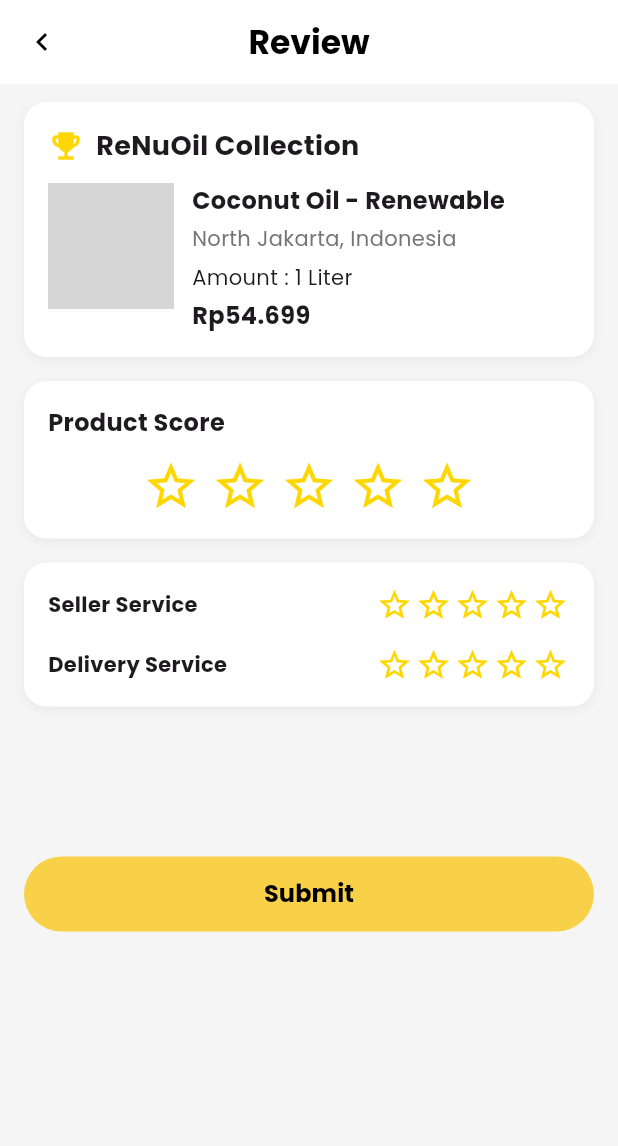
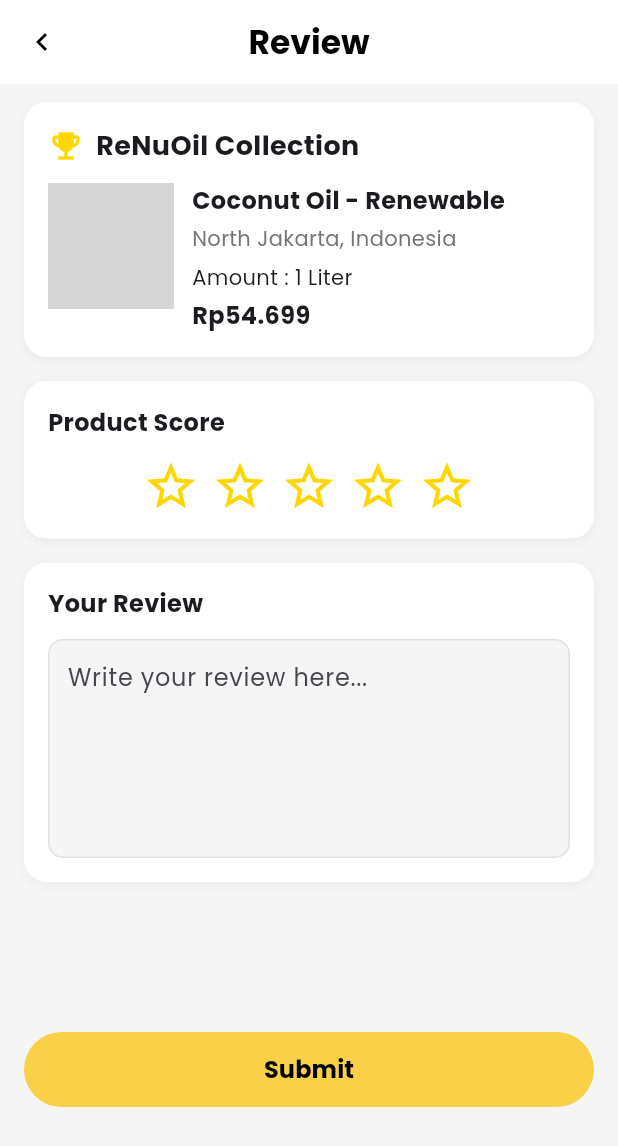
Before and after one commit to Liann099/UAS_Mobile-ReNuOil-, a Flutter app: the ReviewPage screen opened directly, on a phone screen of 412 x 824 dp. Shown: the top 1146 px of the screen. Run offline on Flutter 3.47's test engine with Material 3 defaults, Android fonts, the phone set to English and light mode, and no system bars; our stand-ins replace flutter_map, flutter_secure_storage, flutter_svg, geocoding, latlong2, location and 1 more; accounts and stored records are empty; grey boxes are pictures that could not be loaded.

Commit message:
revisi review

```diff
--- a/uas_renuoil/lib/buyer/review.dart
+++ b/uas_renuoil/lib/buyer/review.dart
@@ -30,8 +30,13 @@ class ReviewPage extends StatefulWidget {
 
 class _ReviewPageState extends State<ReviewPage> {
   double productRating = 0;
-  double sellerRating = 0;
-  double deliveryRating = 0;
+  final TextEditingController commentController = TextEditingController();
+
+  @override
+  void dispose() {
+    commentController.dispose();
+    super.dispose();
+  }
 
   @override
   Widget build(BuildContext context) {
@@ -53,7 +58,7 @@ class _ReviewPageState extends State<ReviewPage> {
           'Review',
           style: TextStyle(
             color: Colors.black,
-            fontSize: 22, // Ukuran font sedikit dikurangi
+            fontSize: 22,
             fontWeight: FontWeight.bold,
           ),
         ),
@@ -89,7 +94,7 @@ class _ReviewPageState extends State<ReviewPage> {
                           const Icon(
                             Icons.emoji_events,
                             color: Color(0xFFFFD700),
-                            size: 24, // Ukuran ikon sedikit dikurangi
+                            size: 24,
                           ),
                           const SizedBox(width: 8),
                           Expanded(
@@ -312,7 +317,7 @@ class _ReviewPageState extends State<ReviewPage> {
 
               const SizedBox(height: 16),
 
-              // Service Ratings
+              // Comment Box (replacing Service Ratings)
               Container(
                 decoration: BoxDecoration(
                   color: Colors.white,
@@ -328,91 +333,45 @@ class _ReviewPageState extends State<ReviewPage> {
                 child: Padding(
                   padding: EdgeInsets.all(screenWidth < 350 ? 12.0 : 16.0),
                   child: Column(
-                    children: [
-                      // Seller Service
-                      Row(
-                        mainAxisAlignment: MainAxisAlignment.spaceBetween,
+                    crossAxisAlignment: CrossAxisAlignment.start,
                     children: [
                       const Text(
-                            'Seller Service',
+                        'Your Review',
                         style: TextStyle(
-                              fontSize: 14,
+                          fontSize: 16,
                           fontWeight: FontWeight.bold,
                         ),
                       ),
-                          Row(
-                            children: List.generate(
-                              5,
-                              (index) => GestureDetector(
-                                onTap: () {
-                                  setState(() {
-                                    sellerRating = index + 1.0;
-                                  });
-                                },
-                                child: Padding(
-                                  padding: EdgeInsets.symmetric(
-                                    horizontal: screenWidth < 350 ? 0.5 : 1.0
+                      const SizedBox(height: 12),
+                      Container(
+                        decoration: BoxDecoration(
+                          color: Colors.grey[100],
+                          borderRadius: BorderRadius.circular(10),
+                          border: Border.all(color: Colors.grey[300]!),
                         ),
-                                  child: Icon(
-                                    index < sellerRating ? Icons.star : Icons.star_border_outlined,
-                                    color: const Color(0xFFFFD700),
-                                    size: screenWidth < 350 ? 20 : 24,
+                        child: TextField(
+                          controller: commentController,
+                          maxLines: 5,
+                          decoration: const InputDecoration(
+                            hintText: 'Write your review here...',
+                            contentPadding: EdgeInsets.all(12),
+                            border: InputBorder.none,
                           ),
                         ),
-                              ),
-                            ),
-                          ),
-                        ],
-                      ),
-                      const SizedBox(height: 16),
-                      // Delivery Service
-                      Row(
-                        mainAxisAlignment: MainAxisAlignment.spaceBetween,
-                        children: [
-                          const Text(
-                            'Delivery Service',
-                            style: TextStyle(
-                              fontSize: 14,
-                              fontWeight: FontWeight.bold,
-                            ),
-                          ),
-                          Row(
-                            children: List.generate(
-                              5,
-                              (index) => GestureDetector(
-                                onTap: () {
-                                  setState(() {
-                                    deliveryRating = index + 1.0;
-                                  });
-                                },
-                                child: Padding(
-                                  padding: EdgeInsets.symmetric(
-                                    horizontal: screenWidth < 350 ? 0.5 : 1.0
-                                  ),
-                                  child: Icon(
-                                    index < deliveryRating ? Icons.star : Icons.star_border_outlined,
-                                    color: const Color(0xFFFFD700),
-                                    size: screenWidth < 350 ? 20 : 24,
-                                  ),
-                                ),
-                              ),
-                            ),
-                          ),
-                        ],
                       ),
                     ],
                   ),
                 ),
               ),
 
-              const SizedBox(height: 100), // Mengurangi ruang kosong
+              const SizedBox(height: 100),
 
               // Submit Button
               Container(
                 width: double.infinity,
                 height: 50,
                 decoration: BoxDecoration(
-                  color: const Color(0xFFF8D148), // Yellow color as shown in the design
+                  color: const Color(0xFFF8D148),
                   borderRadius: BorderRadius.circular(25),
                 ),
                 child: TextButton(
@@ -421,7 +380,7 @@ class _ReviewPageState extends State<ReviewPage> {
                     'Submit',
                     style: TextStyle(
                       color: Colors.black,
-                      fontSize: 16, // Ukuran font sedikit dikurangi
+                      fontSize: 16,
                       fontWeight: FontWeight.w600,
                     ),
                   ),
```
Lines whose indentation alone changed are shown as unchanged.
